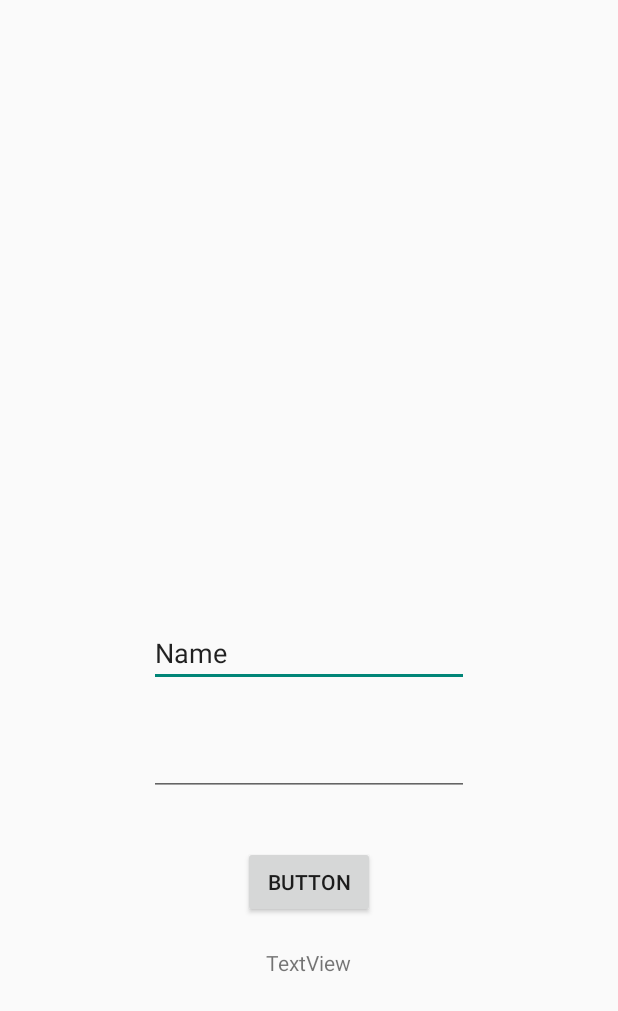
After one commit to hodooage/SharePPX, an Android app: the TestActivity screen opened directly, with no data from a screen before it, on a phone screen of 412 x 824 dp. The commit adds this screen. Shown: the top 1011 px of the screen. Run offline under Robolectric (Android 15) with nearby library versions, the phone set to English and light mode, and no system bars; Roboto replaces fonts that are not available here.

Commit message:
1.采用databinding绑定控件 2.引入retrofit框架发起网络请求 3.登录页面逻辑重构

```diff
--- /dev/null
+++ b/app/src/main/java/com/example/z1310_000/sharedppx/activity/TestActivity.java
@@ -0,0 +1,83 @@
+package com.example.z1310_000.sharedppx.activity;
+
+import android.content.Context;
+import android.content.Intent;
+import android.support.v7.app.AppCompatActivity;
+import android.os.Bundle;
+import android.util.Log;
+import android.view.View;
+import android.widget.Button;
+import android.widget.EditText;
+import android.widget.TextView;
+import android.widget.Toast;
+
+import com.example.z1310_000.sharedppx.R;
+import com.example.z1310_000.sharedppx.service.UserService;
+import com.example.z1310_000.sharedppx.utils.AppConfig;
+
+import java.io.IOException;
+
+import okhttp3.ResponseBody;
+import retrofit2.Call;
+import retrofit2.Callback;
+import retrofit2.Response;
+import retrofit2.Retrofit;
+
+public class TestActivity extends AppCompatActivity {
+    private static final String TAG = "TestActivity";
+    private TextView textView;
+    private EditText text_username,text_password;
+    private Button loginBtn;
+
+    @Override
+    protected void onCreate(Bundle savedInstanceState) {
+        super.onCreate(savedInstanceState);
+        setContentView(R.layout.activity_test);
+        initView();
+        loginBtn.setOnClickListener(new View.OnClickListener() {
+            @Override
+            public void onClick(View view) {
+                initRetrofit();
+            }
+        });
+    }
+
+    private void  initView(){
+        text_username= ( EditText ) findViewById(R.id.text_username);
+        text_password= ( EditText ) findViewById(R.id.text_password);
+        loginBtn= ( Button ) findViewById(R.id.loginBtn);
+        textView= ( TextView ) findViewById(R.id.textView);
+    }
+
+    private void initRetrofit(){
+        Log.e(TAG, "initRetrofit: " );
+        //获取Retrofit对象，设置地址
+        Retrofit retrofit = new Retrofit.Builder()
+                .baseUrl(AppConfig.URL_BASE)
+                .build();
+        UserService userService=retrofit.create(UserService.class);
+        Call<ResponseBody> call = userService.userLogin("qqq","123");
+        call.enqueue(new Callback<ResponseBody>() {
+            @Override
+            public void onResponse(Call<ResponseBody> call, Response<ResponseBody> response) {
+                Log.e(TAG, "success: "+call);
+                try {
+                    textView.setText(response.body().string());
+                } catch (IOException e) {
+                    e.printStackTrace();
+                }
+                Toast.makeText(TestActivity.this, response.body().toString(), Toast.LENGTH_SHORT).show();
+            }
+
+            @Override
+            public void onFailure(Call<ResponseBody> call, Throwable t) {
+                Log.e(TAG, "onFailure: " );
+            }
+        });
+    }
+
+    public static void startAction(Context context){
+        Intent intent=new Intent(context,TestActivity.class);
+        context.startActivity(intent);
+    }
+}
--- /dev/null
+++ b/app/src/main/java/com/example/z1310_000/sharedppx/service/UserService.java
@@ -0,0 +1,34 @@
+package com.example.z1310_000.sharedppx.service;
+
+import com.example.z1310_000.sharedppx.entity.User;
+import com.example.z1310_000.sharedppx.utils.RetrofitUtil;
+
+import okhttp3.ResponseBody;
+import retrofit2.Call;
+import retrofit2.http.GET;
+import retrofit2.http.POST;
+import retrofit2.http.Query;
+
+/**
+ * Created by Administrator on 2018/2/25.
+ */
+
+public interface UserService {
+
+    @GET("basil2style")
+        //定义返回的方法，返回的响应体使用了ResponseBody
+    Call<ResponseBody> getString();
+
+    @POST("userLogin")
+    Call<ResponseBody> userLogin(@Query("username") String username, @Query("password") String password);
+
+
+    class util{
+        public util(){
+
+        }
+        public static UserService getUserService(){
+           return RetrofitUtil.getRetrofit().create(UserService.class);
+        }
+    }
+}
--- a/app/src/main/java/com/example/z1310_000/sharedppx/utils/AppConfig.java
+++ b/app/src/main/java/com/example/z1310_000/sharedppx/utils/AppConfig.java
@@ -5,6 +5,10 @@ package com.example.z1310_000.sharedppx.utils;
  */
 
 public class  AppConfig {
-    public static String HOST = "192.168.1.202";
+    public static String HOST = "192.168.1.206";
     public static String PORT = "8080";
+
+    //baseurl
+    public final static String URL_BASE = "http://192.168.1.206:8080/SharedPPX/client/";
+//    public final static String URL_BASE = "https://api.github.com/users/";
 }
--- /dev/null
+++ b/app/src/main/res/layout/activity_test.xml
@@ -0,0 +1,49 @@
+<?xml version="1.0" encoding="utf-8"?>
+<RelativeLayout xmlns:android="http://schemas.android.com/apk/res/android"
+    xmlns:app="http://schemas.android.com/apk/res-auto"
+    xmlns:tools="http://schemas.android.com/tools"
+    android:layout_width="match_parent"
+    android:layout_height="match_parent"
+    tools:context="com.example.z1310_000.sharedppx.activity.TestActivity">
+
+    <Button
+        android:id="@+id/loginBtn"
+        android:layout_width="wrap_content"
+        android:layout_height="wrap_content"
+        android:layout_alignParentBottom="true"
+        android:layout_centerHorizontal="true"
+        android:layout_marginBottom="212dp"
+        android:text="Button"
+        tools:layout_editor_absoluteX="148dp"
+        tools:layout_editor_absoluteY="239dp" />
+
+    <EditText
+        android:id="@+id/text_username"
+        android:layout_width="wrap_content"
+        android:layout_height="wrap_content"
+        android:layout_above="@+id/loginBtn"
+        android:layout_centerHorizontal="true"
+        android:layout_marginBottom="106dp"
+        android:ems="10"
+        android:inputType="textPersonName"
+        android:text="Name" />
+
+    <EditText
+        android:id="@+id/text_password"
+        android:layout_width="wrap_content"
+        android:layout_height="wrap_content"
+        android:layout_above="@+id/loginBtn"
+        android:layout_alignStart="@+id/text_username"
+        android:layout_marginBottom="33dp"
+        android:ems="10"
+        android:inputType="textPassword" />
+
+    <TextView
+        android:id="@+id/textView"
+        android:layout_width="wrap_content"
+        android:layout_height="wrap_content"
+        android:layout_below="@+id/text_username"
+        android:layout_centerHorizontal="true"
+        android:layout_marginTop="68dp"
+        android:text="TextView" />
+</RelativeLayout>
```
Also changed, not shown: app/build.gradle (+18 -0 lines), app/src/main/AndroidManifest.xml (+11 -2 lines), app/src/main/java/com/example/z1310_000/sharedppx/activity/LoginActivity.java (+0 -34 lines), app/src/main/java/com/example/z1310_000/sharedppx/activity/MainActivity.java (+18 -0 lines), app/src/main/java/com/example/z1310_000/sharedppx/activity/RegisterActivity.java (+7 -0 lines), app/src/main/java/com/example/z1310_000/sharedppx/utils/RetrofitUtil.java (added, +15 -0 lines), app/src/main/res/layout/activity_login.xml (+26 -13 lines).
